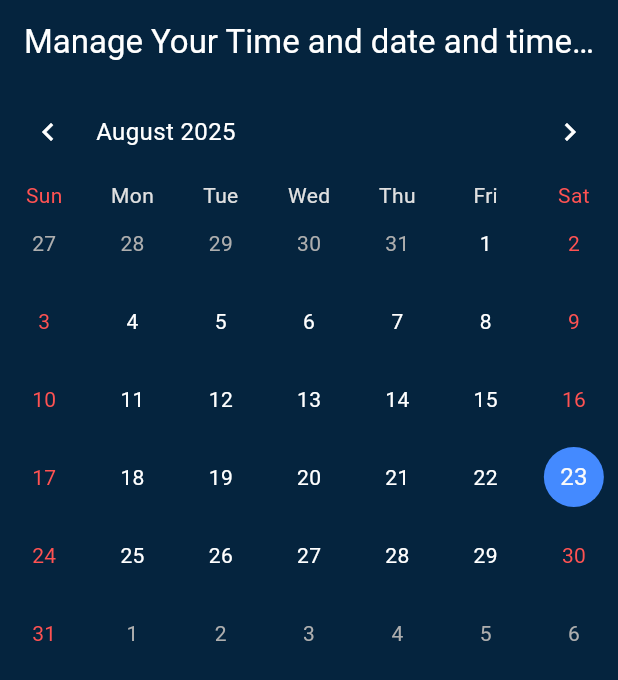
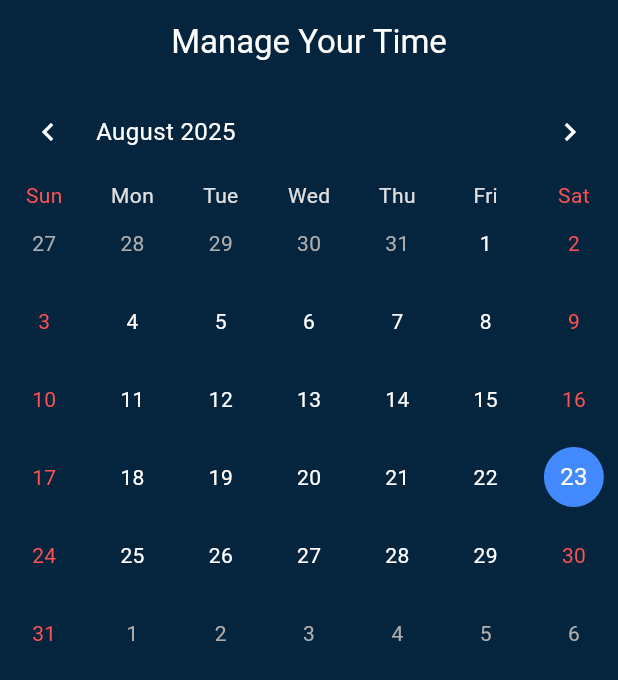
Before and after one commit to yasinkhan2856-hash/TodoApp, a Flutter app: the Calender screen opened directly, on a phone screen of 412 x 824 dp. Shown: the top 680 px of the screen. Run offline on Flutter 3.47's test engine with Material 3 defaults, Android fonts, the phone set to English and light mode, and no system bars; drawn by our look-alikes of table_calendar; our stand-ins replace cloud_firestore, firebase_auth, firebase_core, gap, google_sign_in, smooth_page_indicator; accounts and stored records are empty.

Commit message:
calender text editing

```diff
--- a/todo_app/lib/Calender/calender.dart
+++ b/todo_app/lib/Calender/calender.dart
@@ -75,7 +75,7 @@ class _CalenderState extends State<Calender> {
       backgroundColor: Color(0xff05243E),
       appBar: AppBar(
         title: const Text(
-          "Manage Your Time and date and time yasin khan",
+          "Manage Your Time",
           style: TextStyle(color: Colors.white),
         ),
         centerTitle: true,
```
